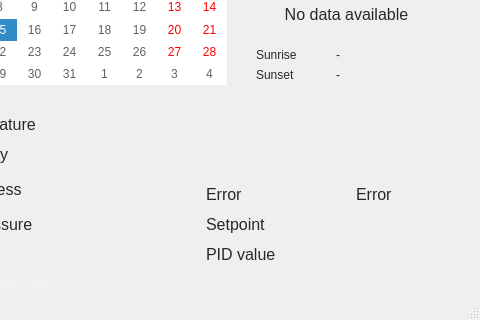
First picture: the form in SmartHomeWindows/mainwindow.ui, repository metrickz/SmartHome, before the edit; both pictures show x 364 to 844 and y 106 to 426 of the 844 by 426 pixel window.
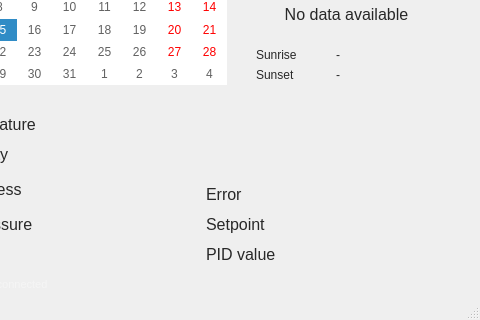
Second picture: the form after the edit.

```diff
--- a/SmartHomeWindows/mainwindow.ui
+++ b/SmartHomeWindows/mainwindow.ui
@@ -876,7 +876,7 @@
 </string>
     </property>
     <property name="text">
-     <string>Error</string>
+     <string/>
     </property>
    </widget>
   </widget>
```
